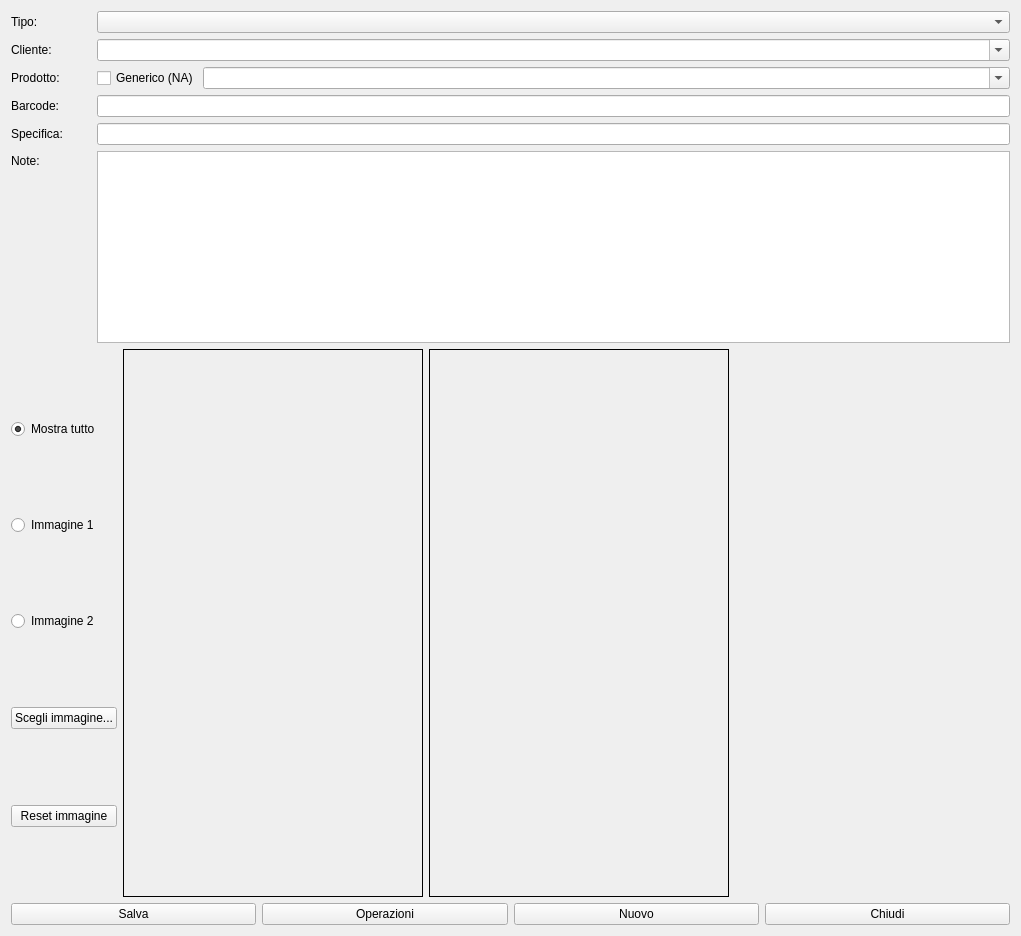
Qt form ftagsmov.ui (fblabs/CLTags) before a commit.
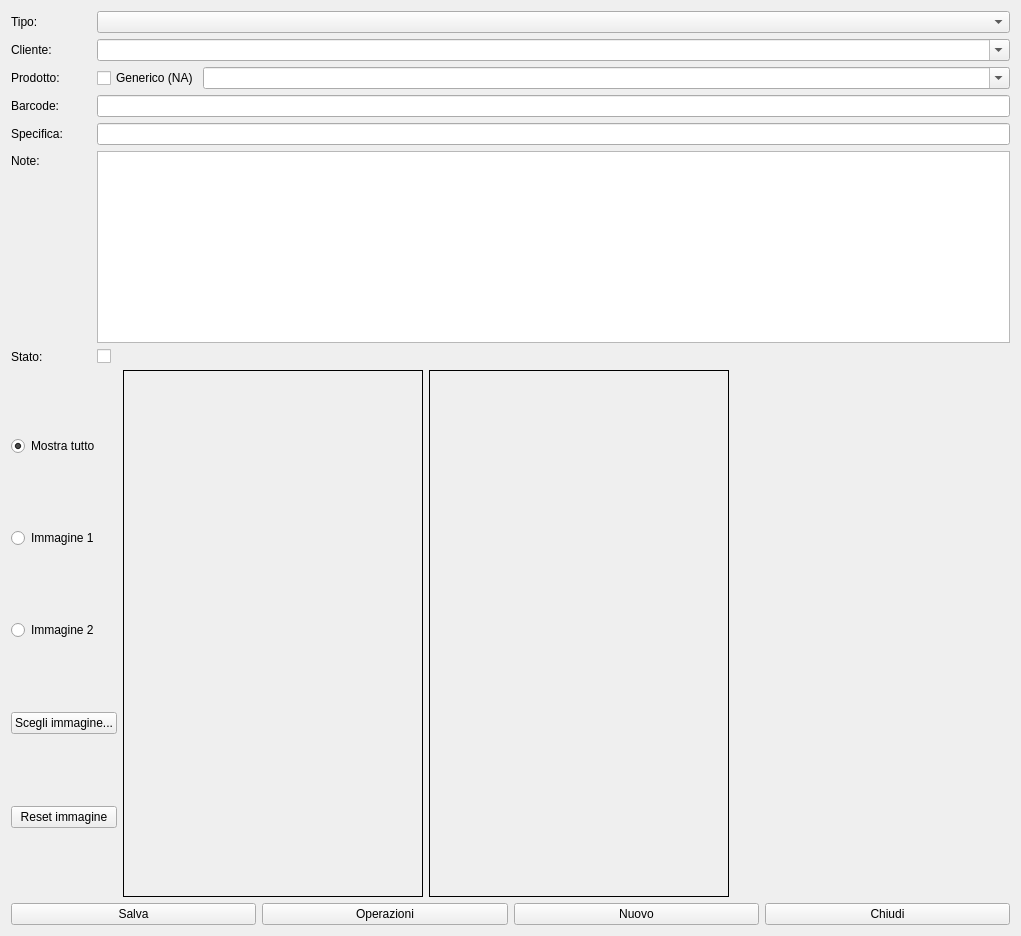
The same form after that commit. Icons and pictures are not drawn.

The edit to the form file:
```diff
--- a/ftagsmov.ui
+++ b/ftagsmov.ui
@@ -251,6 +251,20 @@
        </property>
       </widget>
      </item>
+     <item row="1" column="0">
+      <widget class="QLabel" name="label_7">
+       <property name="text">
+        <string>Stato:</string>
+       </property>
+      </widget>
+     </item>
+     <item row="1" column="1">
+      <widget class="QCheckBox" name="cbState">
+       <property name="text">
+        <string/>
+       </property>
+      </widget>
+     </item>
     </layout>
    </item>
    <item>
```
